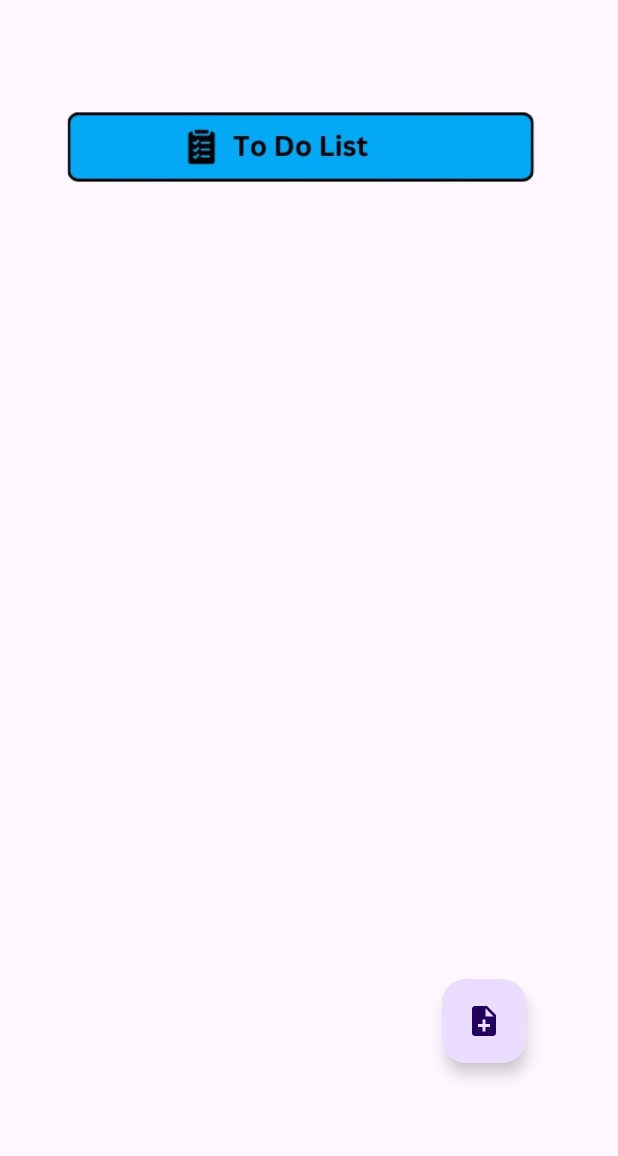
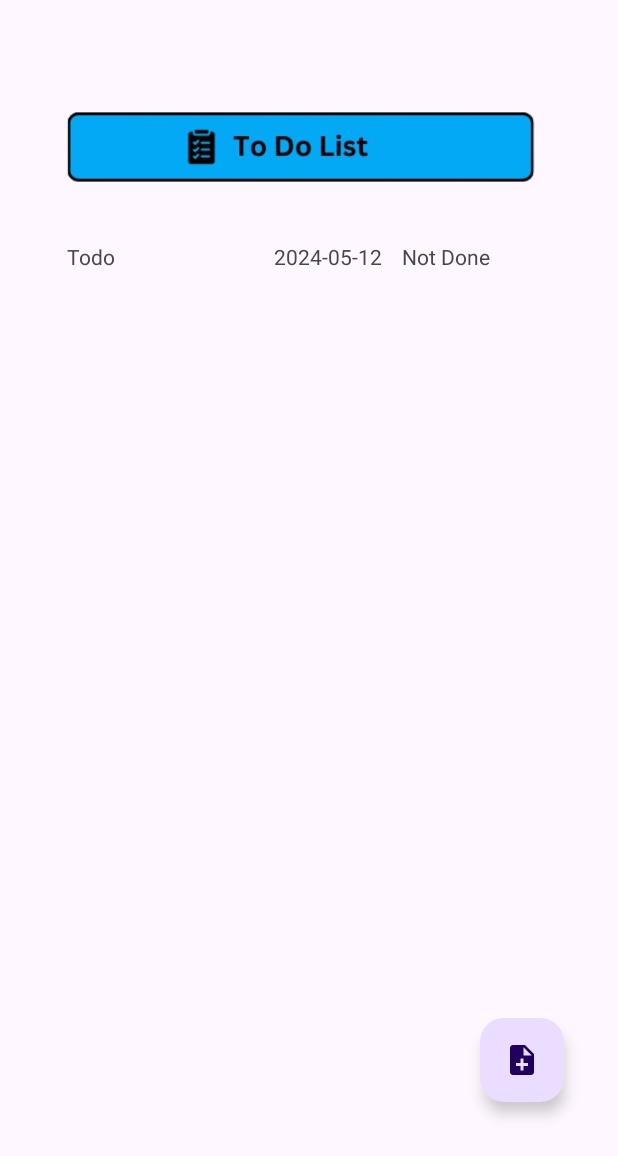
Before and after one commit to Nayananjalee/StudyMate, an Android app: the addFragment screen opened through its navigation route, after a tap on "Button", on a phone screen of 412 x 824 dp. Shown: the top 1156 px of the screen. Run offline under Robolectric (Android 15) with nearby library versions, the phone set to English and light mode, and no system bars; our stand-ins replace Room's generated code, navigation-ui; 1 statement that could not run was skipped.

Commit message:
read todo

```diff
--- a/app/src/main/java/com/example/studymate/database/TaskViewModel.kt
+++ b/app/src/main/java/com/example/studymate/database/TaskViewModel.kt
@@ -9,7 +9,7 @@ import kotlinx.coroutines.launch
 
 class TaskViewModel(application: Application): AndroidViewModel(application) {
 
-    private val getTodosOrderdByDate: LiveData<List<Todo>>
+    val getTodosOrderdByDate: LiveData<List<Todo>>
     private val repository: TaskRepository
 
     init {
--- /dev/null
+++ b/app/src/main/java/com/example/studymate/fragment/list/ListAdapter.kt
@@ -0,0 +1,45 @@
+package com.example.studymate.fragment.list
+import android.view.LayoutInflater
+import android.view.View
+import android.view.ViewGroup
+import android.widget.TextView
+import androidx.appcompat.view.menu.MenuView.ItemView
+import androidx.recyclerview.widget.RecyclerView
+import com.example.studymate.R
+import com.example.studymate.database.Todo
+import java.text.SimpleDateFormat
+import java.util.Date
+import java.util.Locale
+
+class ListAdapter:RecyclerView.Adapter<ListAdapter.MyViewHolder> (){
+
+    private var todoList = emptyList<Todo>()
+    class MyViewHolder(itemView: View): RecyclerView.ViewHolder(itemView) {
+        val todoTextView: TextView = itemView.findViewById(R.id.todo)
+        val dateTextView: TextView = itemView.findViewById(R.id.date)
+        val statusTextView: TextView = itemView.findViewById(R.id.status)
+
+    }
+
+    override fun onCreateViewHolder(parent: ViewGroup, viewType: Int): MyViewHolder {
+        return MyViewHolder(LayoutInflater.from(parent.context).inflate(R.layout.custom_row,parent,false))
+    }
+
+    override fun getItemCount(): Int {
+       return todoList.size
+    }
+
+    override fun onBindViewHolder(holder: MyViewHolder, position: Int) {
+        val currentItem = todoList[position]
+
+        holder.todoTextView.text = currentItem.text
+        val dateFormat = SimpleDateFormat("yyyy-MM-dd", Locale.getDefault())
+        holder.dateTextView.text = dateFormat.format(Date(currentItem.createDate))
+        holder.statusTextView.text = if (currentItem.isDone) "Done" else "Not Done"
+
+    }
+    fun setData(todo: List<Todo>){
+        this.todoList = todo
+        notifyDataSetChanged()
+    }
+}
--- a/app/src/main/java/com/example/studymate/fragment/list/ListFragment.kt
+++ b/app/src/main/java/com/example/studymate/fragment/list/ListFragment.kt
@@ -5,17 +5,35 @@ import androidx.fragment.app.Fragment
 import android.view.LayoutInflater
 import android.view.View
 import android.view.ViewGroup
+import androidx.lifecycle.Observer
+import androidx.lifecycle.ViewModelProvider
 import com.example.studymate.R
 import androidx.navigation.fragment.findNavController
+import androidx.recyclerview.widget.LinearLayoutManager
+import androidx.recyclerview.widget.RecyclerView
+import com.example.studymate.database.TaskViewModel
 import com.google.android.material.floatingactionbutton.FloatingActionButton
 
 class ListFragment : Fragment() {
 
+    private lateinit var taskViewModel: TaskViewModel
     override fun onCreateView(
         inflater: LayoutInflater, container: ViewGroup?,
         savedInstanceState: Bundle?
     ): View? {
+
        val view = inflater.inflate(R.layout.fragment_list, container, false)
+
+        val adapter = ListAdapter()
+        val recyclerView = view.findViewById<RecyclerView>(R.id.recyclerView)
+        recyclerView.adapter = adapter
+        recyclerView.layoutManager = LinearLayoutManager(requireContext())
+
+        taskViewModel = ViewModelProvider(this).get(TaskViewModel::class.java)
+        taskViewModel.getTodosOrderdByDate.observe(viewLifecycleOwner, Observer {todo ->
+            adapter.setData(todo)
+        })
+
         view.findViewById<FloatingActionButton>(R.id.floatingActionButton).setOnClickListener {
             findNavController().navigate(R.id.action_listFragment_to_addFragment)
         }
--- a/app/src/main/res/layout/custom_row.xml
+++ b/app/src/main/res/layout/custom_row.xml
@@ -1,6 +1,44 @@
 <?xml version="1.0" encoding="utf-8"?>
 <androidx.constraintlayout.widget.ConstraintLayout xmlns:android="http://schemas.android.com/apk/res/android"
-    android:layout_width="match_parent"
-    android:layout_height="match_parent">
+    xmlns:app="http://schemas.android.com/apk/res-auto"
+    xmlns:tools="http://schemas.android.com/tools"
+    android:layout_width="wrap_content"
+    android:layout_height="wrap_content"
+   >
 
+    <TextView
+        android:id="@+id/todo"
+        android:layout_width="138dp"
+        android:layout_height="45dp"
+        android:text="TextView"
+        app:layout_constraintBottom_toBottomOf="parent"
+        app:layout_constraintEnd_toEndOf="parent"
+        app:layout_constraintHorizontal_bias="0.0"
+        app:layout_constraintStart_toStartOf="parent"
+        app:layout_constraintTop_toTopOf="parent"
+        app:layout_constraintVertical_bias="0.5" />
+
+    <TextView
+        android:id="@+id/date"
+        android:layout_width="85dp"
+        android:layout_height="45dp"
+        android:text="TextView"
+        app:layout_constraintBottom_toBottomOf="parent"
+        app:layout_constraintEnd_toEndOf="parent"
+        app:layout_constraintHorizontal_bias="0.0"
+        app:layout_constraintStart_toEndOf="@+id/todo"
+        app:layout_constraintTop_toTopOf="parent"
+        app:layout_constraintVertical_bias="0.5" />
+
+    <TextView
+        android:id="@+id/status"
+        android:layout_width="60dp"
+        android:layout_height="45dp"
+        android:text="TextView"
+        app:layout_constraintBottom_toBottomOf="parent"
+        app:layout_constraintEnd_toEndOf="parent"
+        app:layout_constraintHorizontal_bias="1.0"
+        app:layout_constraintStart_toEndOf="@+id/date"
+        app:layout_constraintTop_toTopOf="parent"
+        app:layout_constraintVertical_bias="0.5" />
 </androidx.constraintlayout.widget.ConstraintLayout>
--- a/app/src/main/res/layout/fragment_list.xml
+++ b/app/src/main/res/layout/fragment_list.xml
@@ -21,14 +21,13 @@
 
     <androidx.recyclerview.widget.RecyclerView
         android:id="@+id/recyclerView"
-        android:layout_width="409dp"
-        android:layout_height="729dp"
+        android:layout_width="323dp"
+        android:layout_height="500dp"
         app:layout_constraintBottom_toBottomOf="parent"
         app:layout_constraintEnd_toEndOf="parent"
-        app:layout_constraintHorizontal_bias="0.5"
         app:layout_constraintStart_toStartOf="parent"
         app:layout_constraintTop_toTopOf="parent"
-        app:layout_constraintVertical_bias="0.5" />
+        app:layout_constraintVertical_bias="0.497" />
 
     <com.google.android.material.floatingactionbutton.FloatingActionButton
         android:id="@+id/floatingActionButton"
@@ -36,13 +35,13 @@
         android:layout_height="wrap_content"
         android:clickable="true"
         android:focusable="true"
+        android:src="@drawable/add"
         android:tint="@android:color/white"
-        android:src="@drawable/add"
-        app:layout_constraintBottom_toBottomOf="@+id/recyclerView"
-        app:layout_constraintEnd_toEndOf="@+id/recyclerView"
-        app:layout_constraintHorizontal_bias="0.83"
+        app:layout_constraintBottom_toBottomOf="parent"
+        app:layout_constraintEnd_toEndOf="parent"
+        app:layout_constraintHorizontal_bias="0.901"
         app:layout_constraintStart_toStartOf="parent"
         app:layout_constraintTop_toTopOf="parent"
-        app:layout_constraintVertical_bias="0.899" />
+        app:layout_constraintVertical_bias="0.938" />
 
 </androidx.constraintlayout.widget.ConstraintLayout>
```
